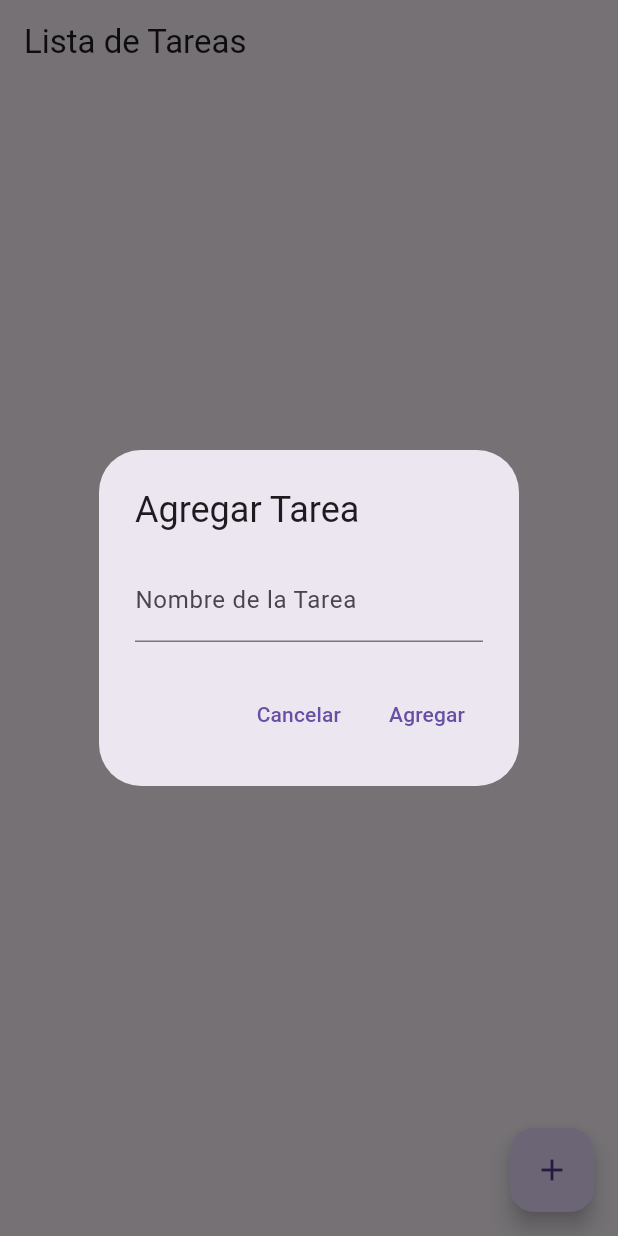
After one commit to Sanspeen/todo_app, a Flutter app: the screen it shows after launch, after a tap on the "add" icon, on a phone screen of 412 x 824 dp. The commit adds this screen. Run offline on Flutter 3.47's test engine with Material 3 defaults, Android fonts, the phone set to English and light mode, and no system bars.

Commit message:
Extracted widgets from main

```diff
--- a/lib/main.dart
+++ b/lib/main.dart
@@ -1,5 +1,6 @@
 import 'package:flutter/material.dart';
-
+import './widgets/add_task_button_widget.dart';
+import './widgets/todo_list_widget.dart';
 void main() {
   runApp(TodoApp());
 }
@@ -87,42 +88,14 @@ class _TodoListScreenState extends State<TodoListScreen> {
       appBar: AppBar(
         title: Text('Lista de Tareas'),
       ),
-      body: Column(
-        children: <Widget>[
-          SizedBox(height: 20),
-          Expanded(
-            child: ListView.builder(
-              itemCount: _todos.length,
-              itemBuilder: (context, index) {
-                return ListTile(
-                  title: Text(_todos[index].task),
-                  subtitle: Text(_todos[index].description),
-                  trailing: Row(
-                    mainAxisSize: MainAxisSize.min,
-                    children: <Widget>[
-                      Checkbox(
-                        value: _todos[index].completed,
-                        onChanged: (_) => _toggleTodoComplete(index),
-                      ),
-                      IconButton(
-                        icon: Icon(Icons.delete),
-                        onPressed: () => _removeTodoItem(index),
-                      ),
-                    ],
-                  ),
-                );
-              },
-            ),
-          ),
-        ],
+      body: TodoListWidget(
+        todos: _todos,
+        toggleTodoComplete: _toggleTodoComplete,
+        removeTodoItem: _removeTodoItem,
       ),
-      floatingActionButton: FloatingActionButton(
-        onPressed: () {
-          _showAddTodoDialog(context);
-        },
-        tooltip: 'Agregar Tarea',
-        child: Icon(Icons.add),
-      ),
+      floatingActionButton: AddTaskButton(onPressed: () {
+        _showAddTodoDialog(context);
+      }),
     );
   }
 }
--- /dev/null
+++ b/lib/widgets/add_task_button_widget.dart
@@ -0,0 +1,18 @@
+import 'package:flutter/material.dart';
+
+class AddTaskButton extends StatelessWidget {
+  final Function onPressed;
+
+  const AddTaskButton({Key? key, required this.onPressed}) : super(key: key);
+
+  @override
+  Widget build(BuildContext context) {
+    return FloatingActionButton(
+      onPressed: () {
+        onPressed();
+      },
+      tooltip: 'Agregar Tarea',
+      child: Icon(Icons.add),
+    );
+  }
+}
--- /dev/null
+++ b/lib/widgets/todo_list_widget.dart
@@ -0,0 +1,48 @@
+import 'package:flutter/material.dart';
+import '/main.dart'; // Cambia esto según la ubicación de tu clase TodoItem
+
+class TodoListWidget extends StatelessWidget {
+  final List<TodoItem> todos;
+  final Function(int) toggleTodoComplete;
+  final Function(int) removeTodoItem;
+
+  const TodoListWidget({
+    Key? key,
+    required this.todos,
+    required this.toggleTodoComplete,
+    required this.removeTodoItem,
+  }) : super(key: key);
+
+  @override
+  Widget build(BuildContext context) {
+    return Column(
+      children: <Widget>[
+        SizedBox(height: 20),
+        Expanded(
+          child: ListView.builder(
+            itemCount: todos.length,
+            itemBuilder: (context, index) {
+              return ListTile(
+                title: Text(todos[index].task),
+                subtitle: Text(todos[index].description),
+                trailing: Row(
+                  mainAxisSize: MainAxisSize.min,
+                  children: <Widget>[
+                    Checkbox(
+                      value: todos[index].completed,
+                      onChanged: (_) => toggleTodoComplete(index),
+                    ),
+                    IconButton(
+                      icon: Icon(Icons.delete),
+                      onPressed: () => removeTodoItem(index),
+                    ),
+                  ],
+                ),
+              );
+            },
+          ),
+        ),
+      ],
+    );
+  }
+}
```
Also changed, not shown: lib/widgets/add_task_dialog.dart (added, +40 -0 lines).
